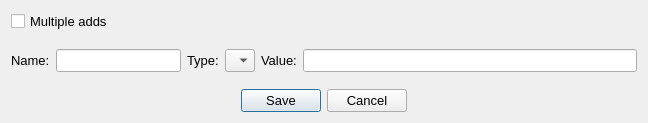
ajvs0003/ToulouseCompiler, file ToulouseCompiler/ToulouseCompiler/addDialog.ui: the form before one commit.
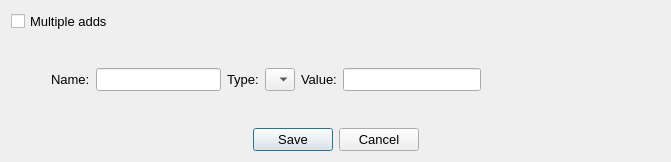
The form after the commit.

The edit to the form file:
```diff
--- a/ToulouseCompiler/ToulouseCompiler/addDialog.ui
+++ b/ToulouseCompiler/ToulouseCompiler/addDialog.ui
@@ -6,8 +6,8 @@
    <rect>
     <x>0</x>
     <y>0</y>
-    <width>648</width>
-    <height>123</height>
+    <width>671</width>
+    <height>162</height>
    </rect>
   </property>
   <property name="font">
@@ -23,11 +23,28 @@
    <item>
     <layout class="QVBoxLayout" name="verticalLayout_2">
      <item>
-      <widget class="QCheckBox" name="checkBox">
-       <property name="text">
-        <string>Multiple adds</string>
-       </property>
-      </widget>
+      <layout class="QHBoxLayout" name="horizontalLayout_6">
+       <item>
+        <widget class="QCheckBox" name="checkBox">
+         <property name="text">
+          <string>Multiple adds</string>
+         </property>
+        </widget>
+       </item>
+       <item>
+        <spacer name="horizontalSpacer_4">
+         <property name="orientation">
+          <enum>Qt::Horizontal</enum>
+         </property>
+         <property name="sizeHint" stdset="0">
+          <size>
+           <width>40</width>
+           <height>20</height>
+          </size>
+         </property>
+        </spacer>
+       </item>
+      </layout>
      </item>
      <item>
       <spacer name="verticalSpacer_2">
@@ -46,6 +63,19 @@
       <layout class="QHBoxLayout" name="horizontalLayout_3">
        <item>
         <layout class="QHBoxLayout" name="horizontalLayout_5">
+         <item>
+          <spacer name="horizontalSpacer_2">
+           <property name="orientation">
+            <enum>Qt::Horizontal</enum>
+           </property>
+           <property name="sizeHint" stdset="0">
+            <size>
+             <width>40</width>
+             <height>20</height>
+            </size>
+           </property>
+          </spacer>
+         </item>
          <item>
           <widget class="QLabel" name="label_3">
            <property name="text">
@@ -76,6 +106,18 @@
          </item>
          <item>
           <widget class="QComboBox" name="comboBox">
+           <property name="font">
+            <font>
+             <family>Arial</family>
+             <pointsize>10</pointsize>
+            </font>
+           </property>
+           <property name="styleSheet">
+            <string notr="true">
+
+
+</string>
+           </property>
            <item>
             <property name="text">
              <string/>
@@ -103,6 +145,19 @@
          </item>
         </layout>
        </item>
+       <item>
+        <spacer name="horizontalSpacer">
+         <property name="orientation">
+          <enum>Qt::Horizontal</enum>
+         </property>
+         <property name="sizeHint" stdset="0">
+          <size>
+           <width>40</width>
+           <height>20</height>
+          </size>
+         </property>
+        </spacer>
+       </item>
       </layout>
      </item>
      <item>
```
Left out of the diff: 6 changed lines with no effect on the pictures.
